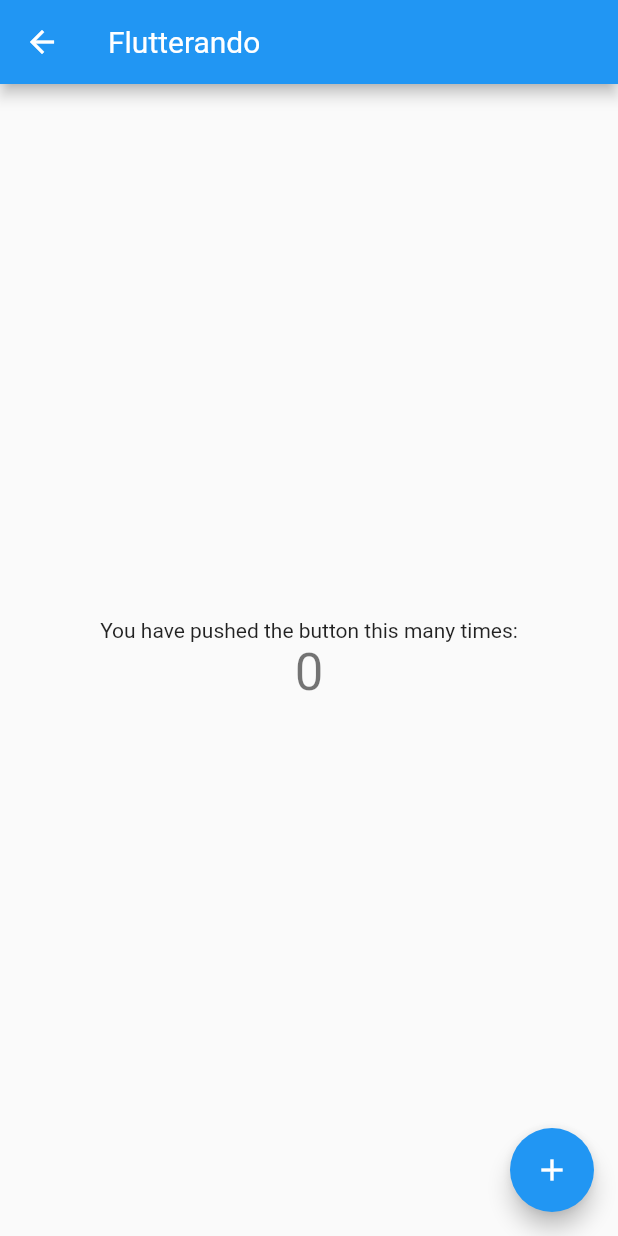
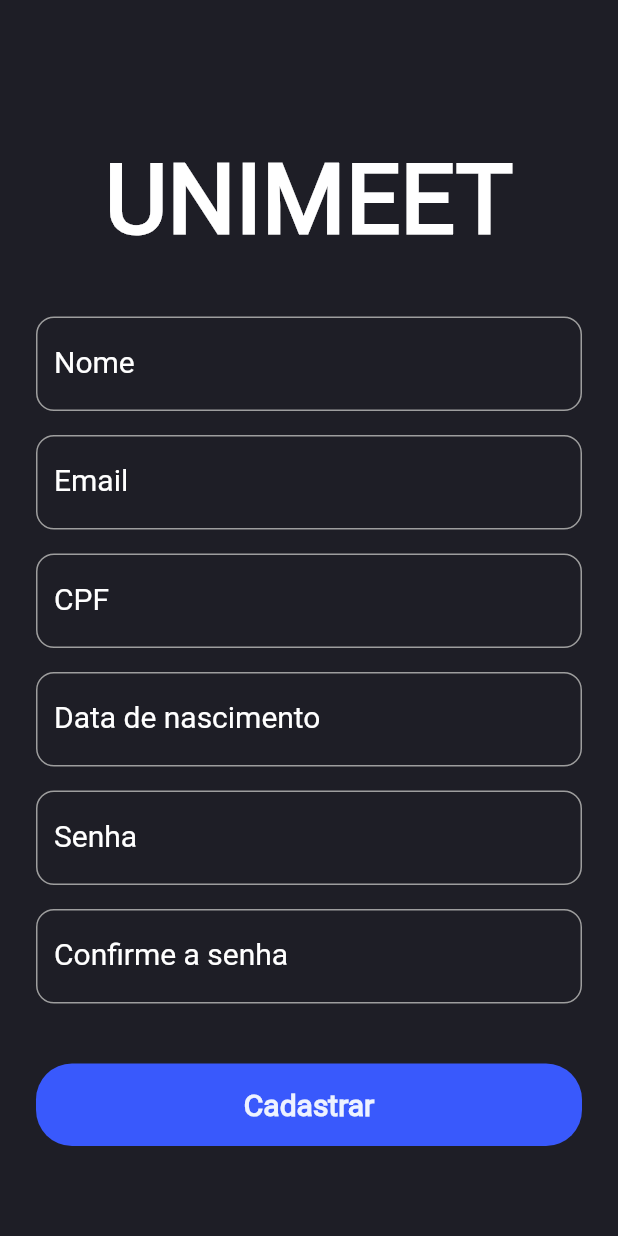
Before and after one commit to Unimeet/Unimeet_Frontend, a Flutter app: the Login screen opened by its route, after a tap on "Logar", after a tap on "Cadastrar", on a phone screen of 412 x 824 dp. Run offline on Flutter 3.47's test engine with Material 2 defaults, Android fonts, the phone set to English and light mode, and no system bars; our stand-ins replace flutter_secure_storage; missing offline and left inert: animated_widgets; accounts and stored records are empty; network calls fail.

Commit message:
Created register page and added this to routers

```diff
--- a/lib/src/app_widget.dart
+++ b/lib/src/app_widget.dart
@@ -2,6 +2,7 @@ import 'package:flutter/material.dart';
 import 'package:unimeet/src/home_page.dart';
 import 'package:unimeet/src/screens/RecoveryPassword/auth_page.dart';
 import 'package:unimeet/src/screens/Login/login_page.dart';
+import 'package:unimeet/src/screens/Register/register_page.dart';
 import 'package:unimeet/src/screens/Profile/profile_page.dart';
 import 'package:unimeet/src/screens/RecoveryPassword/email_page.dart';
 
@@ -16,6 +17,7 @@ class AppWidget extends StatelessWidget {
       routes: {
         '/': (context) => const HomePage(),
         '/sign-in': ((context) => const Login()),
+        '/register': ((context) => const Register()),
         '/profile': (context) => const Profile(),
         '/auth': (context) => const VerfiyMfa(),
         '/password-recovery': (context) => const PasswordRecovery(),
--- /dev/null
+++ b/lib/src/models/user_register_model.dart
@@ -0,0 +1,10 @@
+class UserRegisterModel {
+  String name;
+  String email;
+  String cpf;
+  String birthday;
+  String password;
+
+  UserRegisterModel(
+      this.name, this.email, this.cpf, this.birthday, this.password);
+}
--- a/lib/src/screens/Login/login_page.dart
+++ b/lib/src/screens/Login/login_page.dart
@@ -35,7 +35,7 @@ class _LoginState extends State<Login> {
 
   void handleClickRegisterButton() {
     //need to add the register router right here
-    Navigator.pushNamed(context, '/');
+    Navigator.pushNamed(context, '/register');
   }
 
   void handleClickForgotPasswordButton() {
--- /dev/null
+++ b/lib/src/screens/Register/register_page.dart
@@ -0,0 +1,143 @@
+import 'package:flutter/material.dart';
+import 'package:unimeet/src/models/user_register_model.dart';
+import 'package:unimeet/src/widgets/button_widget.dart';
+import 'package:unimeet/src/widgets/input_widget.dart';
+
+class Register extends StatefulWidget {
+  const Register({super.key});
+
+  @override
+  State<Register> createState() => _RegisterState();
+}
+
+class _RegisterState extends State<Register> {
+  final String register = 'Cadastrar';
+
+  final TextEditingController _nameController = TextEditingController();
+  final TextEditingController _emailController = TextEditingController();
+  final TextEditingController _cpfController = TextEditingController();
+  final TextEditingController _birthdayController = TextEditingController();
+  final TextEditingController _passwordController = TextEditingController();
+  final TextEditingController _confirmPasswordController =
+      TextEditingController();
+  final _formKey = GlobalKey<FormState>();
+
+  bool submitted = false;
+  late String name;
+  late String email;
+  late String cpf;
+  late String birthday;
+  late String password;
+  late String confirmPassword;
+
+  void handleClickRegisterButton() {
+    setState(() {
+      submitted = true;
+      name = _nameController.text;
+      email = _emailController.text;
+      cpf = _cpfController.text;
+      birthday = _birthdayController.text;
+      password = _passwordController.text;
+      confirmPassword = _confirmPasswordController.text;
+    });
+
+    UserRegisterModel userData =
+        UserRegisterModel(name, email, cpf, birthday, password);
+    //need to pass the require route to data base right here
+  }
+
+  @override
+  Widget build(BuildContext context) {
+    return Scaffold(
+      backgroundColor: const Color(0xFF1E1E26),
+      body: Container(
+        margin: const EdgeInsets.only(left: 24, right: 24),
+        child: Form(
+          key: _formKey,
+          child: ListView(
+            children: [
+              const Padding(
+                padding: EdgeInsets.only(top: 96),
+                child: Center(
+                  child: Text(
+                    "UNIMEET",
+                    style: TextStyle(
+                      color: Color(0xFFFFFFFF),
+                      fontSize: 64,
+                      fontWeight: FontWeight.w600,
+                    ),
+                  ),
+                ),
+              ),
+              const SizedBox(
+                height: 40,
+              ),
+              Input(
+                controller: _nameController,
+                submitted: submitted,
+                labelText: "Nome",
+                typeInput: "text",
+              ),
+              const SizedBox(
+                height: 16,
+              ),
+              Input(
+                controller: _emailController,
+                submitted: submitted,
+                labelText: "Email",
+                typeInput: "email",
+              ),
+              const SizedBox(
+                height: 16,
+              ),
+              Input(
+                controller: _cpfController,
+                submitted: submitted,
+                labelText: "CPF",
+                typeInput: "text",
+              ),
+              const SizedBox(
+                height: 16,
+              ),
+              Input(
+                controller: _birthdayController,
+                submitted: submitted,
+                labelText: "Data de nascimento",
+                typeInput: "text", // TODO: FIX THE THE TYPE INPUT
+              ),
+              const SizedBox(
+                height: 16,
+              ),
+              Input(
+                controller: _passwordController,
+                submitted: submitted,
+                labelText: "Senha",
+                typeInput: "password",
+              ),
+              const SizedBox(
+                height: 16,
+              ),
+              Input(
+                controller: _confirmPasswordController,
+                submitted: submitted,
+                labelText: "Confirme a senha",
+                typeInput: "password",
+              ),
+              const SizedBox(
+                height: 40,
+              ),
+              Button(
+                buttonText: register,
+                handleClickButton: () {
+                  if (_formKey.currentState!.validate()) {
+                    handleClickRegisterButton();
+                  }
+                },
+              ),
+            ],
+          ),
+        ),
+      ),
+    );
+  }
+}
```
Also changed, not shown: lib/src/utils/validators.dart (added, +41 -0 lines).
